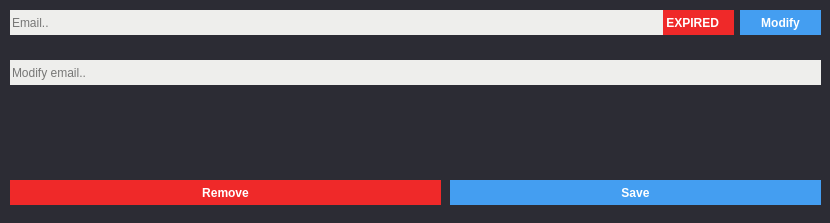
AmiditeX/Blue, file Blue/DBWidgets/dbwemailfield.ui: the form before one commit.
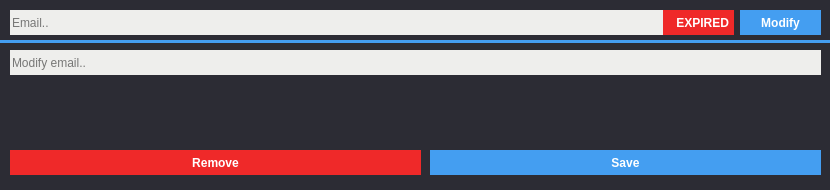
The form after the commit.

```diff
--- a/Blue/DBWidgets/dbwemailfield.ui
+++ b/Blue/DBWidgets/dbwemailfield.ui
@@ -7,7 +7,7 @@
     <x>0</x>
     <y>0</y>
     <width>830</width>
-    <height>223</height>
+    <height>190</height>
    </rect>
   </property>
   <property name="windowTitle">
@@ -20,8 +20,8 @@
    <property name="geometry">
     <rect>
      <x>10</x>
-     <y>180</y>
-     <width>431</width>
+     <y>150</y>
+     <width>411</width>
      <height>25</height>
     </rect>
    </property>
@@ -75,9 +75,9 @@
   <widget class="QWidget" name="expiration" native="true">
    <property name="geometry">
     <rect>
-     <x>0</x>
-     <y>100</y>
-     <width>830</width>
+     <x>240</x>
+     <y>90</y>
+     <width>380</width>
      <height>46</height>
     </rect>
    </property>
@@ -86,7 +86,7 @@
    <property name="geometry">
     <rect>
      <x>10</x>
-     <y>60</y>
+     <y>50</y>
      <width>811</width>
      <height>25</height>
     </rect>
@@ -144,9 +144,9 @@
   <widget class="QPushButton" name="save">
    <property name="geometry">
     <rect>
-     <x>450</x>
-     <y>180</y>
-     <width>371</width>
+     <x>430</x>
+     <y>150</y>
+     <width>391</width>
      <height>25</height>
     </rect>
    </property>
@@ -182,7 +182,23 @@
 font-weight: bold</string>
    </property>
    <property name="text">
-    <string> EXPIRED</string>
+    <string>    EXPIRED</string>
+   </property>
+  </widget>
+  <widget class="QLabel" name="downColor">
+   <property name="geometry">
+    <rect>
+     <x>0</x>
+     <y>40</y>
+     <width>830</width>
+     <height>3</height>
+    </rect>
+   </property>
+   <property name="styleSheet">
+    <string notr="true">background-color: rgb(68, 158, 241);</string>
+   </property>
+   <property name="text">
+    <string/>
    </property>
   </widget>
  </widget>
```
